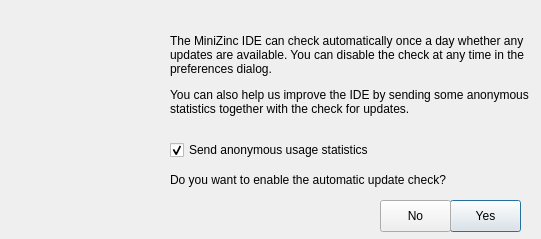
Qt form MiniZincIDE/checkupdatedialog.ui (MiniZinc/MiniZincIDE) before a commit.
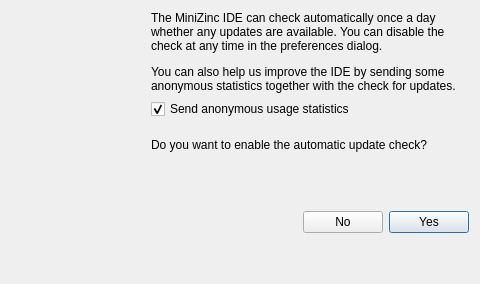
The same form after that commit. Icons and pictures are not drawn.

Commit message: More size constraints on initial update check window

Diff of the .ui file:
```diff
--- a/MiniZincIDE/checkupdatedialog.ui
+++ b/MiniZincIDE/checkupdatedialog.ui
@@ -9,112 +9,222 @@
    <rect>
     <x>0</x>
     <y>0</y>
-    <width>541</width>
-    <height>239</height>
+    <width>480</width>
+    <height>284</height>
    </rect>
   </property>
+  <property name="sizePolicy">
+   <sizepolicy hsizetype="Expanding" vsizetype="Expanding">
+    <horstretch>0</horstretch>
+    <verstretch>0</verstretch>
+   </sizepolicy>
+  </property>
+  <property name="minimumSize">
+   <size>
+    <width>387</width>
+    <height>226</height>
+   </size>
+  </property>
   <property name="windowTitle">
    <string>Automatic check for updates</string>
   </property>
   <property name="modal">
    <bool>true</bool>
   </property>
-  <widget class="QLabel" name="label">
-   <property name="geometry">
-    <rect>
-     <x>170</x>
-     <y>10</y>
-     <width>361</width>
-     <height>131</height>
-    </rect>
-   </property>
-   <property name="text">
-    <string>&lt;html&gt;&lt;head/&gt;&lt;body&gt;&lt;p&gt;The MiniZinc IDE can check automatically once a day whether any updates are available. You can disable the check at any time in the preferences dialog.&lt;/p&gt;&lt;p&gt;You can also help us improve the IDE by sending some anonymous statistics together with the check for updates.&lt;/p&gt;&lt;/body&gt;&lt;/html&gt;</string>
-   </property>
-   <property name="wordWrap">
-    <bool>true</bool>
-   </property>
-  </widget>
-  <widget class="QLabel" name="label_2">
-   <property name="geometry">
-    <rect>
-     <x>170</x>
-     <y>170</y>
-     <width>361</width>
-     <height>21</height>
-    </rect>
-   </property>
-   <property name="text">
-    <string>&lt;html&gt;&lt;head/&gt;&lt;body&gt;&lt;p&gt;Do you want to enable the automatic update check?&lt;/p&gt;&lt;/body&gt;&lt;/html&gt;</string>
-   </property>
-   <property name="wordWrap">
-    <bool>true</bool>
-   </property>
-  </widget>
-  <widget class="QCheckBox" name="checkBox">
-   <property name="geometry">
-    <rect>
-     <x>170</x>
-     <y>140</y>
-     <width>231</width>
-     <height>20</height>
-    </rect>
-   </property>
-   <property name="text">
-    <string>Send anonymous usage statistics</string>
-   </property>
-   <property name="checked">
-    <bool>true</bool>
-   </property>
-  </widget>
-  <widget class="QPushButton" name="yesbutton">
-   <property name="geometry">
-    <rect>
-     <x>450</x>
-     <y>200</y>
-     <width>71</width>
-     <height>32</height>
-    </rect>
-   </property>
-   <property name="text">
-    <string>Yes</string>
-   </property>
-   <property name="default">
-    <bool>true</bool>
-   </property>
-  </widget>
-  <widget class="QPushButton" name="nobutton">
-   <property name="geometry">
-    <rect>
-     <x>380</x>
-     <y>200</y>
-     <width>71</width>
-     <height>32</height>
-    </rect>
-   </property>
-   <property name="text">
-    <string>No</string>
-   </property>
-  </widget>
-  <widget class="QLabel" name="label_3">
-   <property name="geometry">
-    <rect>
-     <x>20</x>
-     <y>20</y>
-     <width>124</width>
-     <height>104</height>
-    </rect>
-   </property>
-   <property name="text">
-    <string/>
-   </property>
-   <property name="pixmap">
-    <pixmap resource="minizincide.qrc">:/images/mznlogo.png</pixmap>
-   </property>
-   <property name="scaledContents">
-    <bool>true</bool>
-   </property>
-  </widget>
+  <layout class="QHBoxLayout" name="horizontalLayout_3">
+   <item>
+    <layout class="QHBoxLayout" name="horizontalLayout_2">
+     <property name="sizeConstraint">
+      <enum>QLayout::SetMaximumSize</enum>
+     </property>
+     <item>
+      <layout class="QVBoxLayout" name="verticalLayout_2">
+       <property name="sizeConstraint">
+        <enum>QLayout::SetMinimumSize</enum>
+       </property>
+       <item>
+        <widget class="QLabel" name="label_3">
+         <property name="sizePolicy">
+          <sizepolicy hsizetype="Fixed" vsizetype="Fixed">
+           <horstretch>0</horstretch>
+           <verstretch>0</verstretch>
+          </sizepolicy>
+         </property>
+         <property name="minimumSize">
+          <size>
+           <width>124</width>
+           <height>104</height>
+          </size>
+         </property>
+         <property name="maximumSize">
+          <size>
+           <width>124</width>
+           <height>104</height>
+          </size>
+         </property>
+         <property name="text">
+          <string/>
+         </property>
+         <property name="pixmap">
+          <pixmap resource="minizincide.qrc">:/images/mznlogo.png</pixmap>
+         </property>
+         <property name="scaledContents">
+          <bool>true</bool>
+         </property>
+        </widget>
+       </item>
+       <item>
+        <spacer name="verticalSpacer">
+         <property name="orientation">
+          <enum>Qt::Vertical</enum>
+         </property>
+         <property name="sizeHint" stdset="0">
+          <size>
+           <width>20</width>
+           <height>40</height>
+          </size>
+         </property>
+        </spacer>
+       </item>
+      </layout>
+     </item>
+     <item>
+      <spacer name="horizontalSpacer_2">
+       <property name="orientation">
+        <enum>Qt::Horizontal</enum>
+       </property>
+       <property name="sizeType">
+        <enum>QSizePolicy::Preferred</enum>
+       </property>
+       <property name="sizeHint" stdset="0">
+        <size>
+         <width>10</width>
+         <height>10</height>
+        </size>
+       </property>
+      </spacer>
+     </item>
+     <item>
+      <layout class="QVBoxLayout" name="verticalLayout">
+       <property name="sizeConstraint">
+        <enum>QLayout::SetMinimumSize</enum>
+       </property>
+       <item>
+        <widget class="QLabel" name="label">
+         <property name="sizePolicy">
+          <sizepolicy hsizetype="MinimumExpanding" vsizetype="MinimumExpanding">
+           <horstretch>0</horstretch>
+           <verstretch>0</verstretch>
+          </sizepolicy>
+         </property>
+         <property name="text">
+          <string>&lt;html&gt;&lt;head/&gt;&lt;body&gt;&lt;p&gt;The MiniZinc IDE can check automatically once a day whether any updates are available. You can disable the check at any time in the preferences dialog.&lt;/p&gt;&lt;p&gt;You can also help us improve the IDE by sending some anonymous statistics together with the check for updates.&lt;/p&gt;&lt;/body&gt;&lt;/html&gt;</string>
+         </property>
+         <property name="wordWrap">
+          <bool>true</bool>
+         </property>
+        </widget>
+       </item>
+       <item>
+        <widget class="QCheckBox" name="checkBox">
+         <property name="sizePolicy">
+          <sizepolicy hsizetype="Expanding" vsizetype="Fixed">
+           <horstretch>0</horstretch>
+           <verstretch>0</verstretch>
+          </sizepolicy>
+         </property>
+         <property name="text">
+          <string>Send anonymous usage statistics</string>
+         </property>
+         <property name="checked">
+          <bool>true</bool>
+         </property>
+        </widget>
+       </item>
+       <item>
+        <widget class="QLabel" name="label_2">
+         <property name="sizePolicy">
+          <sizepolicy hsizetype="Expanding" vsizetype="Expanding">
+           <horstretch>0</horstretch>
+           <verstretch>0</verstretch>
+          </sizepolicy>
+         </property>
+         <property name="text">
+          <string>&lt;html&gt;&lt;head/&gt;&lt;body&gt;&lt;p&gt;Do you want to enable the automatic update check?&lt;/p&gt;&lt;/body&gt;&lt;/html&gt;</string>
+         </property>
+         <property name="wordWrap">
+          <bool>true</bool>
+         </property>
+        </widget>
+       </item>
+       <item>
+        <spacer name="verticalSpacer_2">
+         <property name="orientation">
+          <enum>Qt::Vertical</enum>
+         </property>
+         <property name="sizeHint" stdset="0">
+          <size>
+           <width>20</width>
+           <height>20</height>
+          </size>
+         </property>
+        </spacer>
+       </item>
+       <item>
+        <layout class="QHBoxLayout" name="horizontalLayout">
+         <property name="sizeConstraint">
+          <enum>QLayout::SetMinimumSize</enum>
+         </property>
+         <item>
+          <spacer name="horizontalSpacer">
+           <property name="orientation">
+            <enum>Qt::Horizontal</enum>
+           </property>
+           <property name="sizeHint" stdset="0">
+            <size>
+             <width>40</width>
+             <height>20</height>
+            </size>
+           </property>
+          </spacer>
+         </item>
+         <item>
+          <widget class="QPushButton" name="nobutton">
+           <property name="text">
+            <string>No</string>
+           </property>
+          </widget>
+         </item>
+         <item>
+          <widget class="QPushButton" name="yesbutton">
+           <property name="text">
+            <string>Yes</string>
+           </property>
+           <property name="default">
+            <bool>true</bool>
+           </property>
+          </widget>
+         </item>
+        </layout>
+       </item>
+       <item>
+        <spacer name="verticalSpacer_3">
+         <property name="orientation">
+          <enum>Qt::Vertical</enum>
+         </property>
+         <property name="sizeHint" stdset="0">
+          <size>
+           <width>20</width>
+           <height>20</height>
+          </size>
+         </property>
+        </spacer>
+       </item>
+      </layout>
+     </item>
+    </layout>
+   </item>
+  </layout>
  </widget>
  <resources>
   <include location="minizincide.qrc"/>
```
